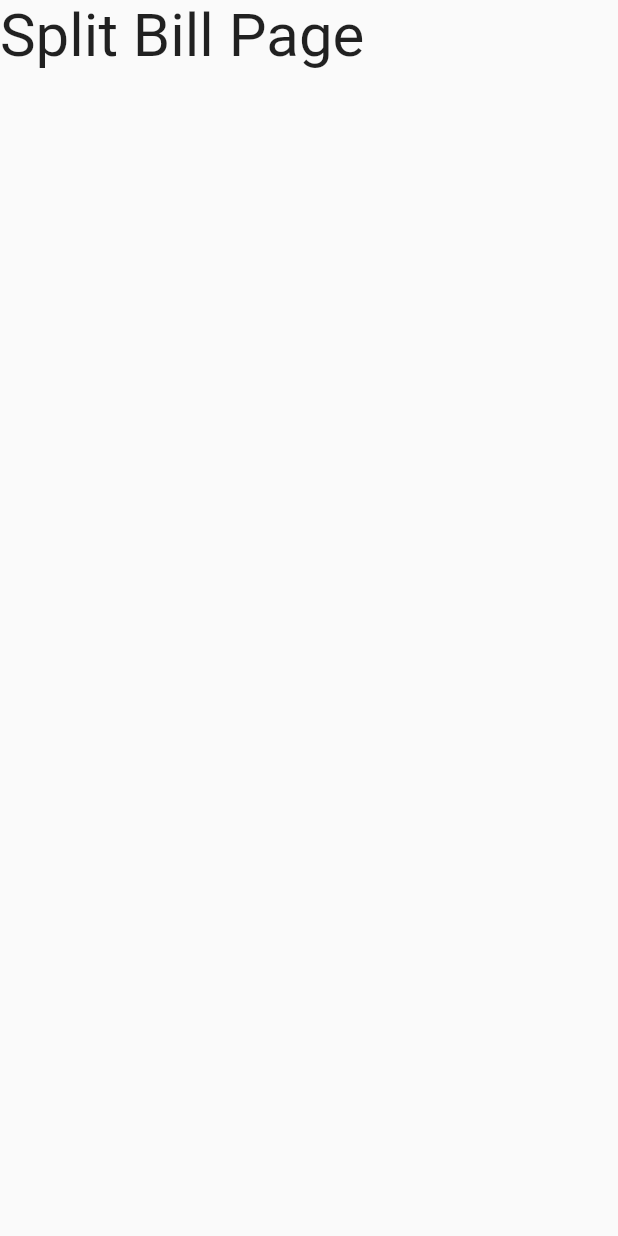
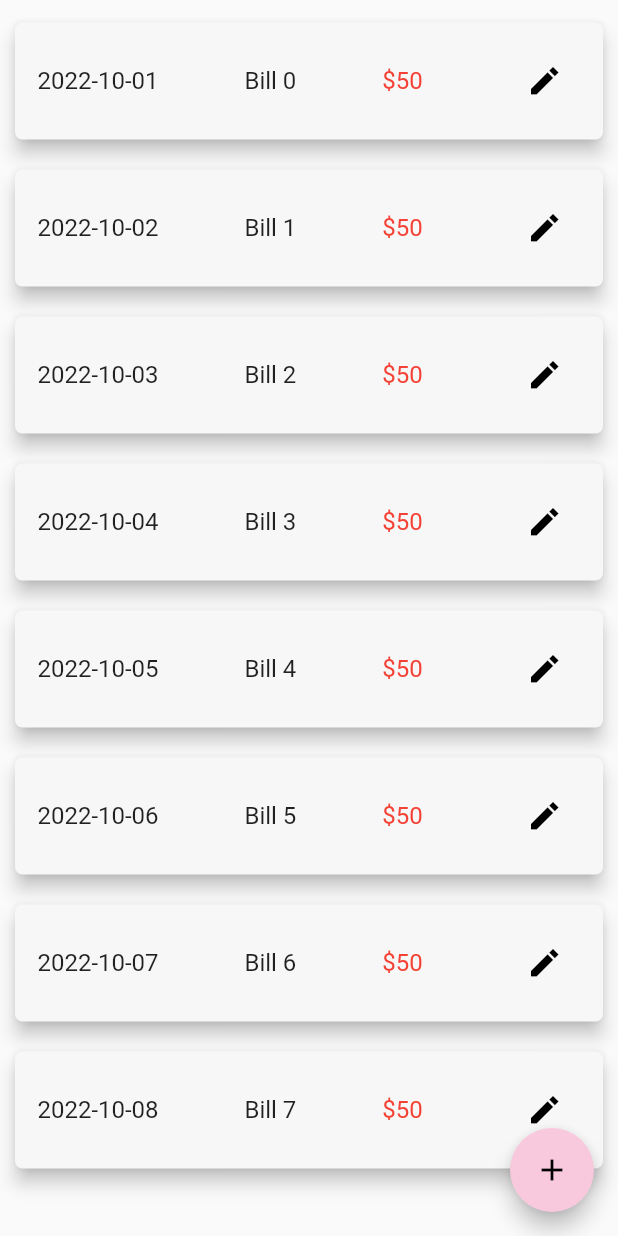
Before and after one commit to hoanghd2000/CZ3002_Pi007, a Flutter app: the SplitBillPage screen opened directly, on a phone screen of 412 x 824 dp. Run offline on Flutter 3.47's test engine with Material 2 defaults, Android fonts, the phone set to English and light mode, and no system bars; our stand-ins replace charts_flutter, sqflite; accounts and stored records are empty.

Commit message:
Update splitbill_page.dart

```diff
--- a/Pi_007/lib/page/splitbill_page.dart
+++ b/Pi_007/lib/page/splitbill_page.dart
@@ -1,12 +1,90 @@
 import 'package:flutter/cupertino.dart';
 import 'package:flutter/material.dart';
+import 'package:intl/intl.dart';
 
 class SplitBillPage extends StatelessWidget{
 
+  // colors
+  static const navigation_bar =  Color(0xFFFFEAD1);  //beige
+  static const main_section =  Color(0xFFC9C5F9);   //purple
+  static const action_button =  Color(0xFFF8C8DC);  //pink
+  static const confirm_button =  Color(0xFFB4ECB4); //green
+  static const secondary_section =  Color(0xFFC5E0F9); //blue
+  static const list_color =  Color(0xFFECECEC);  //grey
+
+  // Bill bill;
+  // List<Bill> billList;
+
+  // sample hard coded data
+  final billList = List.generate(
+    8,
+        (i) => Bill(
+        'Bill $i',
+        '50',
+        DateTime.parse("2022-10-0${i+1}")),
+  );
+
   @override
   Widget build(BuildContext context) => Scaffold(
-      body: Container(
-        child: Text('Split Bill Page',style: TextStyle(fontSize: 40)),)
-
+      body:
+        ListView.builder(
+          itemCount: billList.length,
+          itemBuilder: (context, index) {
+            return _displayCard(billList[index]);
+          },
+          padding: const EdgeInsets.only(
+              top: 15,
+              bottom: 15,
+              left: 10,
+              right: 10
+          ),
+        ),
+      floatingActionButton: FloatingActionButton(
+          child: Icon(Icons.add),
+          backgroundColor: action_button,
+          foregroundColor: Colors.black,
+          onPressed: () async {
+            // add route here
+          }
+      ),
   );
 }
+
+class Bill {
+  final String name;
+  final String amount;
+  final DateTime date;
+
+  const Bill(this.name, this.amount, this.date);
+}
+
+Widget _displayCard(Bill bill) {
+  const IconData create_sharp = IconData(0xe89b, fontFamily: 'MaterialIcons');
+
+  return Card(
+    child:
+      Padding(
+        padding: const EdgeInsets.all(15.0),
+        child: Row(
+          mainAxisAlignment: MainAxisAlignment.spaceBetween,
+          children: [
+            Text(DateFormat('yyyy-MM-dd').format(bill.date), style: TextStyle(fontSize: 16)),
+            Text(bill.name, style: TextStyle(fontSize: 16)),
+            Text("\$" + bill.amount, style: TextStyle(fontSize: 16, color: Colors.red)),
+            IconButton(
+                icon: const Icon(create_sharp),
+                color: Colors.black,
+                onPressed: () async {
+
+                }
+            ),
+          ]
+        ),
+      ),
+    elevation:5,
+    shape: RoundedRectangleBorder(
+        borderRadius: BorderRadius.circular(5.0)),
+    color: Color(0xFFF7F7F7),
+    margin: const EdgeInsets.only(bottom: 20)
+  );
+}
```
